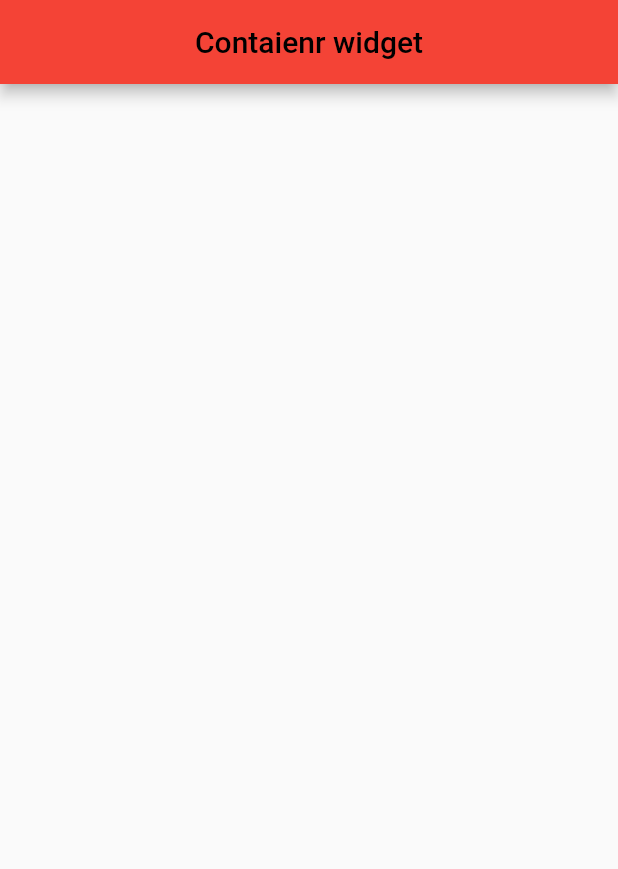
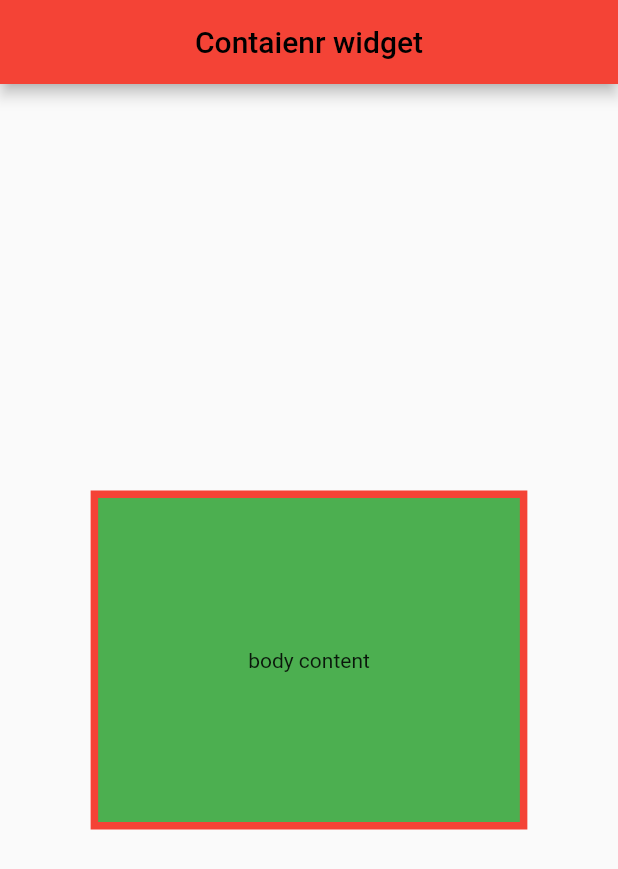
Before and after one commit to Krandheer/Flutter-learning, a Flutter app: the screen it shows after launch, on a phone screen of 412 x 824 dp. Shown: the top 869 px of the screen. Run offline on Flutter 3.47's test engine with Material 2 defaults, Android fonts, the phone set to English and light mode, and no system bars.

Commit message:
done with container widget

```diff
--- a/play1/lib/screen/containerWidget.dart
+++ b/play1/lib/screen/containerWidget.dart
@@ -7,11 +7,31 @@ class ContainerWidget extends StatelessWidget {
   Widget build(BuildContext context) {
     return Scaffold(
       appBar: AppBar(
-        title: Text("Contaienr widget"),
+        title: const Text("Contaienr widget"),
         centerTitle: true,
         backgroundColor: Colors.red,
       ),
-      body: Container(),
-    );
+      body: GestureDetector(
+        onTap: (){
+          print("pressed");
+        },
+        child: Center(
+          child: Container(
+              // margin: EdgeInsets.all(20),
+              padding: EdgeInsets.all(100),
+              // width: 200,
+              // height: 50,
+              // constraints: const BoxConstraints(minWidth: 10, maxWidth: 200, minHeight: 20, maxHeight: 50),
+              decoration: BoxDecoration(
+                  color: Colors.green,
+                  // borderRadius: BorderRadius.circular(20),
+                  // shape: BoxShape.circle,
+                  border: Border.all(color: Colors.red, width: 5)),
+              // alignment: Alignment.center,
+              child: const Text("body content"),
+            ),
+        ),
+      ),
+      );
   }
 }
```
